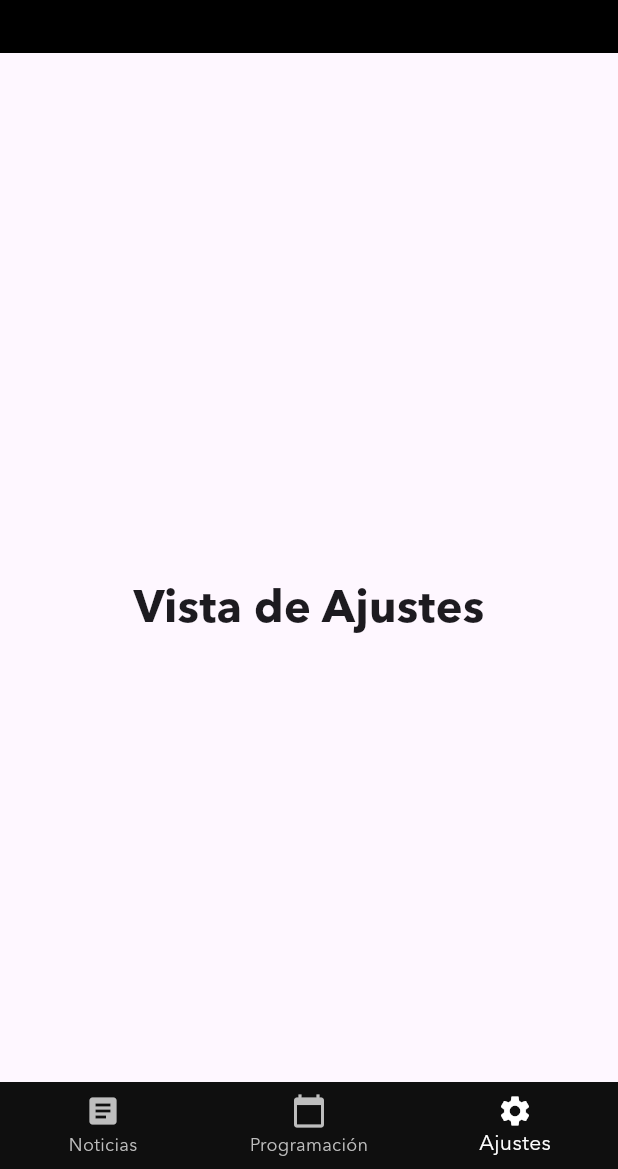
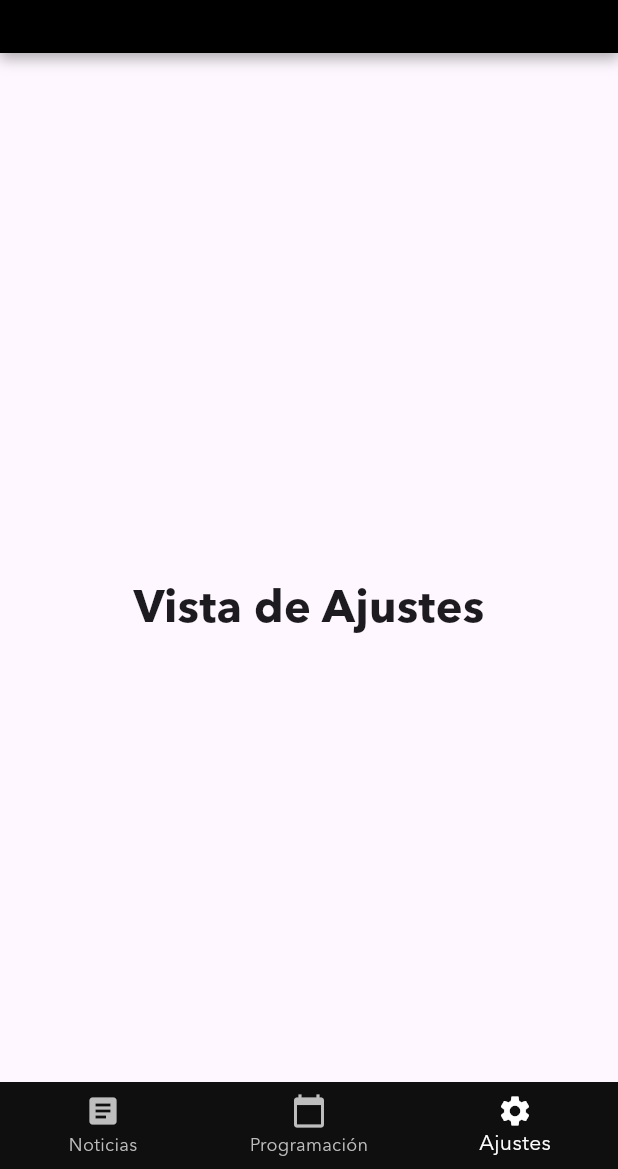
Before and after one commit to AppSalaNegra/Front, a Flutter app: the screen it shows after launch, item 3 of the bottom bar chosen, on a phone screen of 412 x 824 dp, the part 67-1236 px from its top. Run offline on Flutter 3.47's test engine with Material 3 defaults, Android fonts, the phone set to English and light mode, and no system bars; network calls fail.

```diff
--- a/lib/shared/appBar/sala_app_bar.dart
+++ b/lib/shared/appBar/sala_app_bar.dart
@@ -10,9 +10,19 @@ class SalaNegraAppBar extends StatelessWidget {
 
   @override
   Widget build(BuildContext context) {
-    return AppBar(
-      title:
-      Row(
+    return Container(
+      decoration: BoxDecoration(
+        boxShadow: [
+          BoxShadow(
+            color: Colors.black.withOpacity(0.3), // Color de la sombra
+            spreadRadius: 1, // Radio de propagación de la sombra
+            blurRadius: 7, // Radio de desenfoque de la sombra
+            offset: const Offset(0, 3), // Desplazamiento de la sombra en x y y
+          ),
+        ],
+      ),
+      child: AppBar(
+        title: Row(
           mainAxisAlignment: MainAxisAlignment.center,
           children: [
             Stack(
@@ -33,6 +43,7 @@ class SalaNegraAppBar extends StatelessWidget {
         ),
         backgroundColor: const Color.fromARGB(255, 0, 0, 0),
         toolbarHeight: 80,
+      ),
     );
   }
 }
```
Lines whose indentation alone changed are shown as unchanged.
